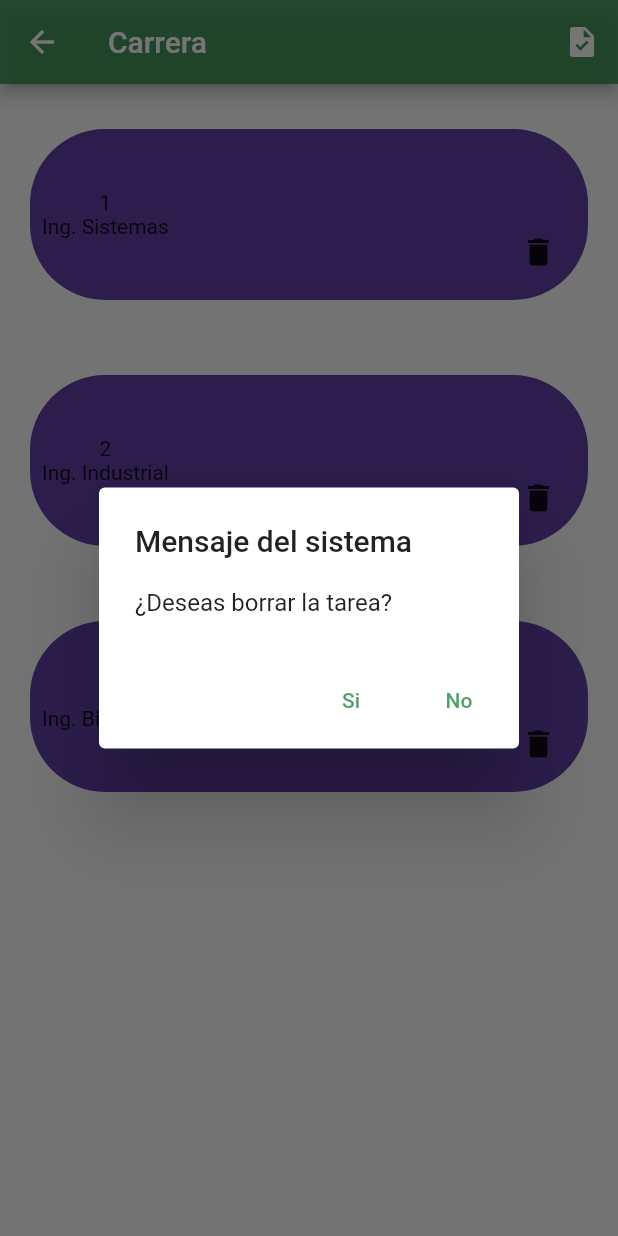
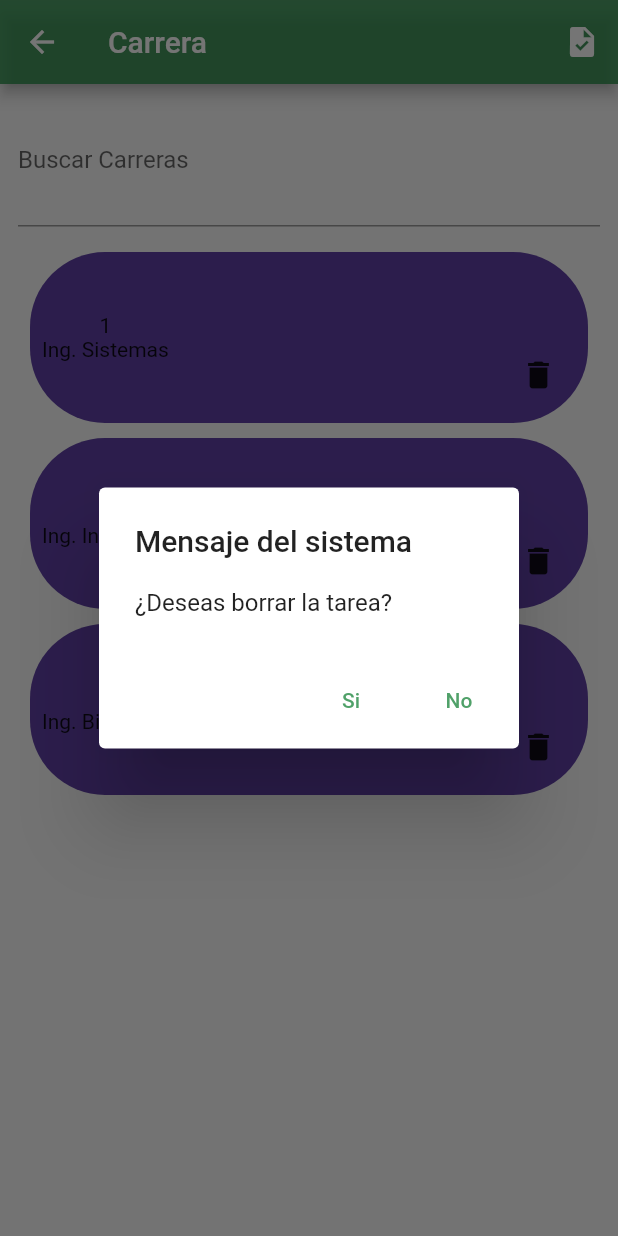
Before and after one commit to KevinMelecio/psmn, a Flutter app: the CarreraScreen screen opened by its route, after a tap on the "delete" icon, on a phone screen of 412 x 824 dp. Run offline on Flutter 3.47's test engine with Material 2 defaults, Android fonts, the phone set to English and light mode, and no system bars; our stand-ins replace shared_preferences, sqflite; missing offline and left inert: dart:ffi, day_night_switcher; accounts and stored records are empty.

Commit message:
13 de Octubre

```diff
--- a/lib/database/tareadb.dart
+++ b/lib/database/tareadb.dart
@@ -55,10 +55,10 @@ class TareaDB {
       );
     ''');
 
-    await _insertData(db);
+    await _insertCarrera(db);
   }
 
-  Future<void> _insertData(Database db) async {
+  Future<void> _insertCarrera(Database db) async {
     await db.rawInsert('''
       INSERT INTO Carrera (nomCarrera) VALUES
       ('Ing. Sistemas'),
@@ -88,6 +88,15 @@ class TareaDB {
     var conexion = await database;
     return conexion!.update(tblName, data,
         where: 'idTarea = ?', whereArgs: [data['idTarea']]);
+  }
+
+  Future<void> UPDATE_TAREA_REALIZADA(TareaModel tarea) async {
+    var db = await database;
+    await db!.update('Tarea',
+      {'realizada' : tarea.realizada},
+      where: 'idTarea = ?',
+      whereArgs: [tarea.idTarea]
+    );
   }
 
   Future<int> DELETE_CARRERA(String tblName, int idCarrera) async {
--- a/lib/screens/carrera_screen.dart
+++ b/lib/screens/carrera_screen.dart
@@ -13,11 +13,27 @@ class CarreraScreen extends StatefulWidget {
 
 class _CarreraScreenState extends State<CarreraScreen> {
   TareaDB? tareaDB;
+  TextEditingController _searchController = TextEditingController();
+  List<CarreraModel> filteredCarreras = [];
   @override
   void initState() {
     // TODO: implement initState
     super.initState();
     tareaDB = TareaDB();
+  }
+
+  Future<List<CarreraModel>> _filterCarreras(String query) async {
+    print("Filtrando carreras con query: $query");
+    List<CarreraModel> allCarreras = await tareaDB!.GETALLCARRERA();
+
+    List<CarreraModel> filteredCarreras = allCarreras
+        .where((carrera) =>
+            carrera.nomCarrera!.toLowerCase().contains(query.toLowerCase()))
+        .toList();
+    filteredCarreras.forEach((carrera) {
+      print("ID: ${carrera.idCarrera}, Nombre: ${carrera.nomCarrera}");
+    });
+    return filteredCarreras;
   }
 
   Widget build(BuildContext context) {
@@ -33,7 +49,36 @@ class _CarreraScreenState extends State<CarreraScreen> {
               icon: Icon(Icons.task))
         ],
       ),
-      body: ValueListenableBuilder(
+      body: Column(
+        children: [
+          Container(
+            margin: EdgeInsets.fromLTRB(10, 5, 10, 10),
+            child: Padding(
+              padding: const EdgeInsets.all(2),
+              child: TextField(
+                controller: _searchController,
+                onChanged: (query) async {
+                  List<CarreraModel> filtered = await _filterCarreras(query);
+                  setState(() {
+                    filteredCarreras = filtered;
+                  });
+                },
+                decoration: InputDecoration(
+                    labelText: 'Buscar Carreras',
+                    suffix: IconButton(
+                      onPressed: () {
+                        _searchController.clear();
+                        setState(() {
+                          filteredCarreras = [];
+                        });
+                      },
+                      icon: Icon(Icons.clear),
+                    )),
+              ),
+            ),
+          ),
+          Expanded(
+            child: ValueListenableBuilder(
                 valueListenable: GlobalValues.flagTask,
                 builder: (context, value, _) {
                   return FutureBuilder(
@@ -41,11 +86,15 @@ class _CarreraScreenState extends State<CarreraScreen> {
                       builder: (BuildContext context,
                           AsyncSnapshot<List<CarreraModel>> snapshot) {
                         if (snapshot.hasData) {
+                          //Filtro
+                          final carreras = filteredCarreras.isEmpty
+                              ? snapshot.data!
+                              : filteredCarreras;
                           return ListView.builder(
-                        itemCount: snapshot.data!.length,
+                              itemCount: carreras.length,
                               itemBuilder: (BuildContext context, int index) {
                                 return CardCarreraWidget(
-                              carreraModel: snapshot.data![index],
+                                    carreraModel: carreras[index],
                                     tareaDB: tareaDB);
                               });
                         } else {
@@ -59,6 +108,9 @@ class _CarreraScreenState extends State<CarreraScreen> {
                         }
                       });
                 }),
+          )
+        ],
+      ),
     );
   }
 }
--- a/lib/widgets/CardCarreraWidget.dart
+++ b/lib/widgets/CardCarreraWidget.dart
@@ -14,12 +14,12 @@ class CardCarreraWidget extends StatelessWidget {
   @override
   Widget build(BuildContext context) {
     return Padding(
-      padding: const EdgeInsets.symmetric(horizontal: 20.0, vertical: 20.0),
+      padding: const EdgeInsets.symmetric(horizontal: 20.0, vertical: 5.0),
       child: Container(
         decoration: BoxDecoration(
           borderRadius: BorderRadius.circular(50.0),
           color: Color.fromARGB(255, 95, 64, 165)),
-        margin: EdgeInsets.only(top: 10),
+        margin: EdgeInsets.only(top:0),
         padding: EdgeInsets.all(8),
         child: Row(
           children: [
```
Also changed, not shown: lib/screens/tareas_screen.dart (+27 -3 lines), lib/widgets/CardTareaWidget.dart (+32 -8 lines). Lines whose indentation alone changed are shown as unchanged.
